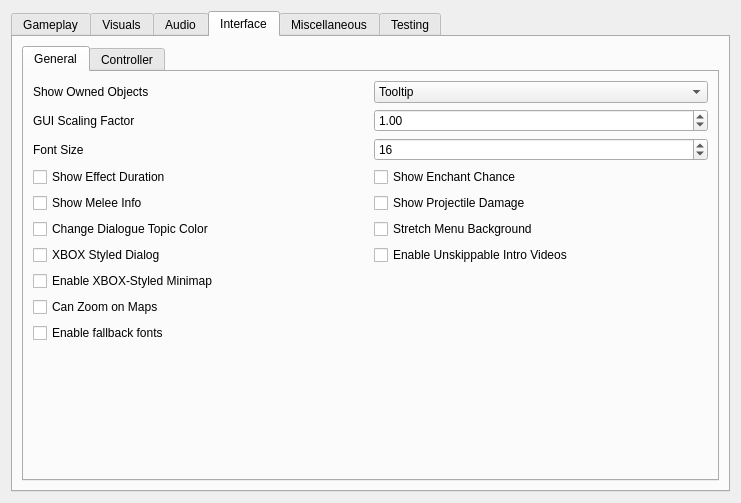
This is apps/launcher/ui/settingspage.ui in zander2k1/groovy-openmw as Qt 5 draws it before an edit. The edited form follows.
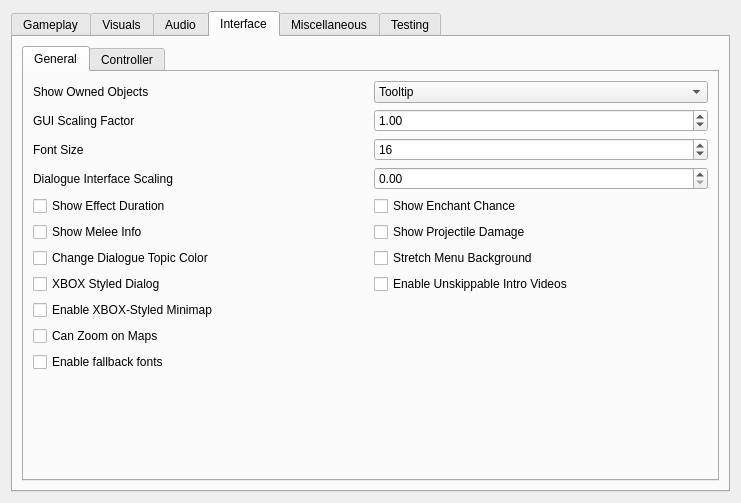
This is the edited form. The open tabs and pages were chosen to show the change.

Commit message: UI Modifications -Added indipendent dialogue UI scaling -Moved the journal/book UI up by 15px so it doesn't collide with the controller buttons overlay.

```diff
--- a/apps/launcher/ui/settingspage.ui
+++ b/apps/launcher/ui/settingspage.ui
@@ -1343,6 +1343,25 @@
               </property>
              </widget>
             </item>
+            <item row="3" column="1">
+             <widget class="QDoubleSpinBox" name="dialogueScalingSpinBox">
+              <property name="decimals">
+               <number>2</number>
+              </property>
+              <property name="minimum">
+               <double>0.000000000000000</double>
+              </property>
+              <property name="maximum">
+               <double>8.000000000000000</double>
+              </property>
+              <property name="singleStep">
+               <double>0.250000000000000</double>
+              </property>
+              <property name="value">
+               <double>0.000000000000000</double>
+              </property>
+             </widget>
+            </item>
             <item row="1" column="0">
              <widget class="QLabel" name="scalingLabel">
               <property name="toolTip">
@@ -1383,6 +1402,16 @@
               </property>
              </widget>
             </item>
+            <item row="3" column="0">
+             <widget class="QLabel" name="dialogueScalingLabel">
+              <property name="toolTip">
+               <string>&lt;html&gt;&lt;head/&gt;&lt;body&gt;&lt;p&gt;Scales the dialogue window independently of the main GUI scaling.&lt;/p&gt;&lt;p&gt;Set to 0.0 to follow GUI Scaling Factor.&lt;/p&gt;&lt;/body&gt;&lt;/html&gt;</string>
+              </property>
+              <property name="text">
+               <string>Dialogue Interface Scaling</string>
+              </property>
+             </widget>
+            </item>
             <item row="11" column="0">
              <widget class="QCheckBox" name="enableFallbackFontsCheckBox">
               <property name="toolTip">
```
The commit also changes 27 other files.
